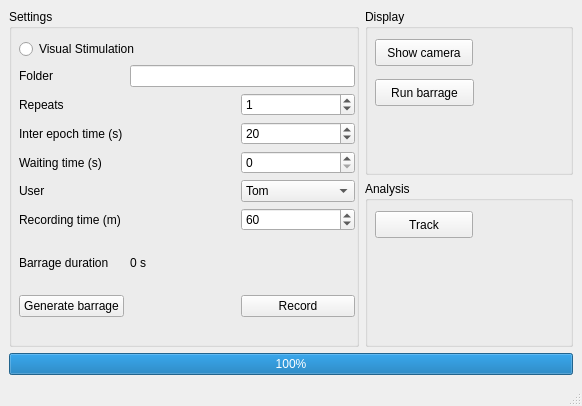
Above: form/mainwindow.ui from dafishcode/rec2track_qt before the change. Below: the same form after it.
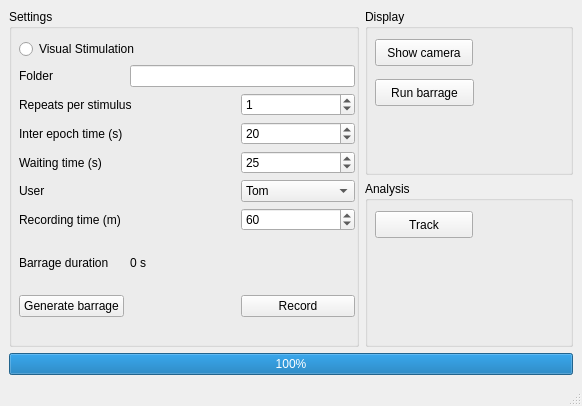
That is the form after the change.

Commit message: Extended with 3 more users sets

```diff
--- a/form/mainwindow.ui
+++ b/form/mainwindow.ui
@@ -65,7 +65,7 @@
           <item row="4" column="0" colspan="2">
            <widget class="QLabel" name="label_2">
             <property name="text">
-             <string>Repeats</string>
+             <string>Repeats per stimulus</string>
             </property>
            </widget>
           </item>
@@ -171,6 +171,9 @@
             <property name="maximum">
              <number>100000</number>
             </property>
+            <property name="value">
+             <number>25</number>
+            </property>
            </widget>
           </item>
          </layout>
```
Left out of the diff: 57 changed lines with no effect on the pictures.
